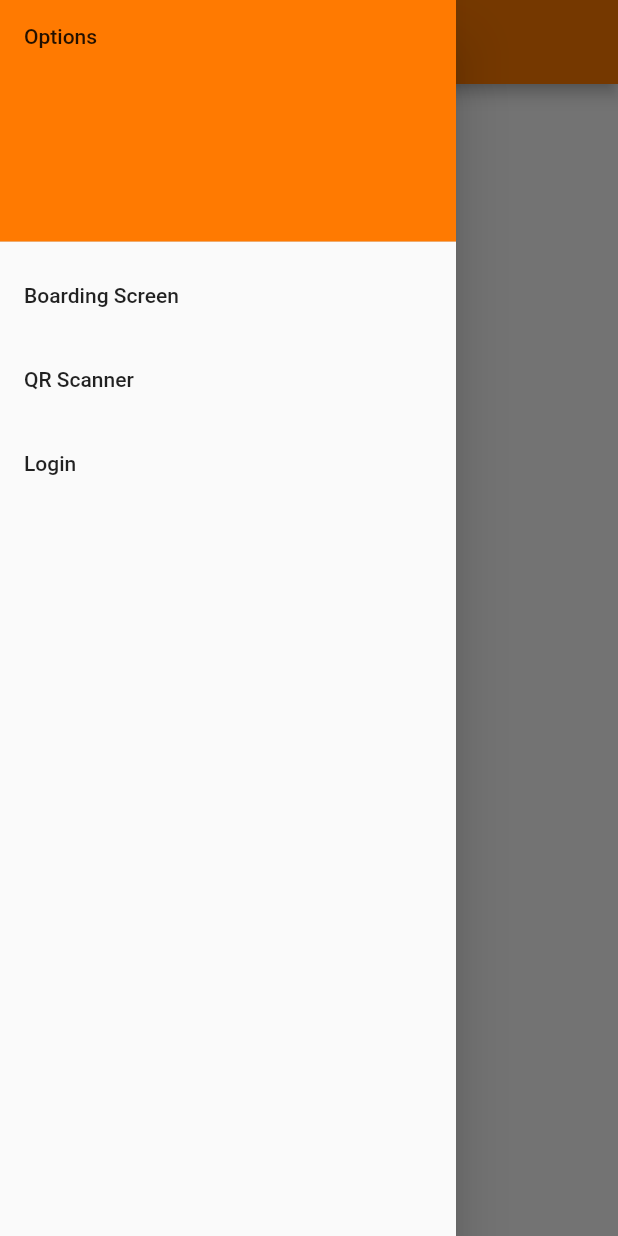
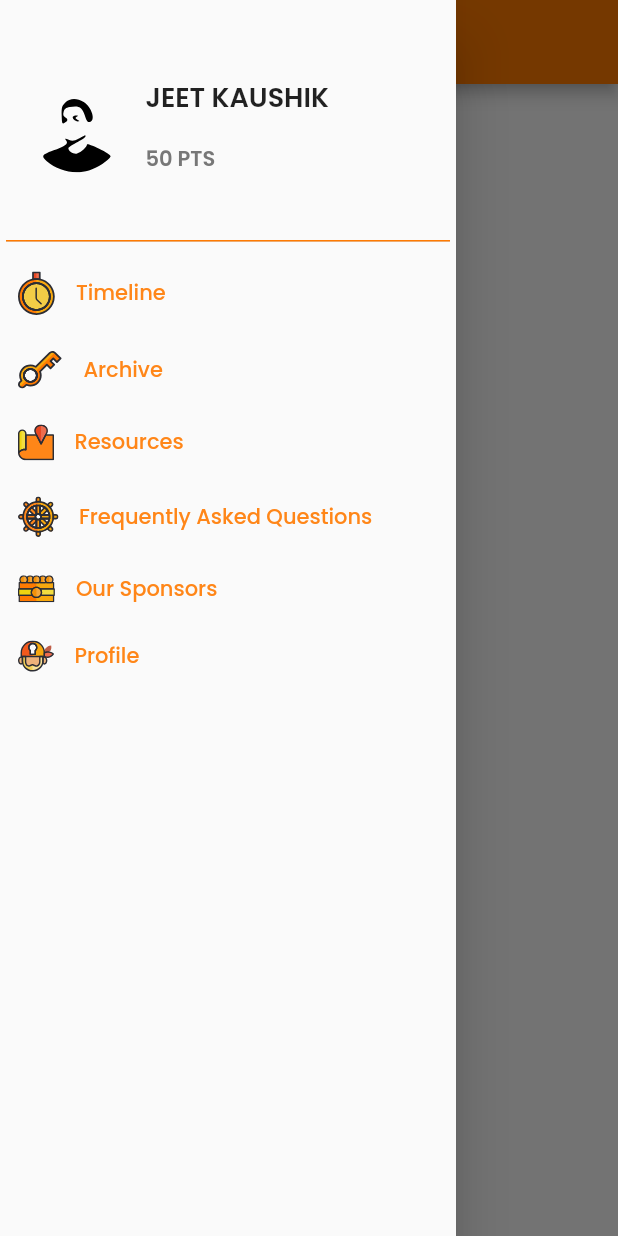
Before and after one commit to ACM-VIT/Cryptic-Hunt-App-23, a Flutter app: the screen it shows after launch, with the side drawer open, on a phone screen of 412 x 824 dp. Run offline on Flutter 3.47's test engine with Material 2 defaults, Android fonts, the phone set to English and light mode, and no system bars; our stand-ins replace dio, flutter_svg, percent_indicator, shared_preferences, smooth_page_indicator; missing offline and left inert: qr_code_scanner.

Commit message:
Refactor UI: Changed Hamburger menu Refactor: Changed import statements to relative import statements Add: Added assets files for Hamburger menu

```diff
--- a/lib/screens/hamburger.dart
+++ b/lib/screens/hamburger.dart
@@ -1,9 +1,6 @@
-import 'package:cryptic_hunt/screens/login.dart';
-import 'package:cryptic_hunt/services/qr_scanner.dart';
 import 'package:flutter/material.dart';
+import 'package:flutter_svg/flutter_svg.dart';
 import 'package:shared_preferences/shared_preferences.dart';
-
-import 'onBoarding.dart';
 
 class Hamburger extends StatelessWidget {
   static String id = "Hamburger";
@@ -31,38 +28,162 @@ class HamburgerPage extends StatelessWidget {
           // Important: Remove any padding from the ListView.
           padding: EdgeInsets.zero,
           children: [
-            const DrawerHeader(
-              decoration: BoxDecoration(
-                color: const Color(0xffff7a01),
+            Padding(
+              padding: const EdgeInsets.fromLTRB(4.0, 0, 4.0, 0),
+              child: DrawerHeader(
+                decoration: const BoxDecoration(
+                  border: Border(
+                      bottom: BorderSide(color: Color(0xFFFF7A01), width: 1)),
+                ),
+                child: Row(
+                  children: [
+                    SvgPicture.asset('assets/HamBurger/profilepic.svg'),
+                    const SizedBox(
+                      width: 15,
+                      height: 0,
+                    ),
+                    Column(
+                      mainAxisAlignment: MainAxisAlignment.center,
+                      crossAxisAlignment: CrossAxisAlignment.start,
+                      children: const [
+                        Text(
+                          'JEET KAUSHIK',
+                          style: TextStyle(
+                              fontFamily: 'Poppins',
+                              fontWeight: FontWeight.w600,
+                              fontSize: 18),
+                        ),
+                        SizedBox(
+                          height: 17,
+                          width: 1,
+                        ),
+                        Text(
+                          "50 PTS",
+                          style: TextStyle(
+                              fontFamily: 'Poppins',
+                              fontWeight: FontWeight.w600,
+                              fontSize: 14,
+                              color: Color(0xFF777777)),
+                        )
+                      ],
+                    )
+                  ],
+                ),
               ),
-              child: Text('Options'),
             ),
-            ListTile(
-              title: const Text('Boarding Screen'),
-              onTap: () {
-                Navigator.push(
-                  context,
-                  MaterialPageRoute(builder: (context) => const OnBoarding()),
-                );
-              },
+            Container(
+              margin: const EdgeInsets.all(12),
+              child: Row(
+                mainAxisAlignment: MainAxisAlignment.start,
+                crossAxisAlignment: CrossAxisAlignment.center,
+                children: [
+                  SvgPicture.asset('assets/HamBurger/timeline.svg'),
+                  const Padding(padding: EdgeInsets.fromLTRB(13.59, 0, 0, 0)),
+                  const Text(
+                    "Timeline",
+                    style: TextStyle(
+                        color: Color(0xffFF8618),
+                        fontFamily: 'Poppins',
+                        fontWeight: FontWeight.w500,
+                        fontSize: 14),
+                  )
+                ],
+              ),
             ),
-            ListTile(
-              title: const Text('QR Scanner'),
-              onTap: () {
-                Navigator.push(
-                  context,
-                  MaterialPageRoute(builder: (context) => const QrScanner()),
-                );
-              },
+            Container(
+              margin: const EdgeInsets.all(12),
+              child: Row(
+                mainAxisAlignment: MainAxisAlignment.start,
+                crossAxisAlignment: CrossAxisAlignment.center,
+                children: [
+                  SvgPicture.asset('assets/HamBurger/archive.svg'),
+                  const Padding(padding: EdgeInsets.fromLTRB(13.59, 0, 0, 0)),
+                  const Text(
+                    "Archive",
+                    style: TextStyle(
+                        color: Color(0xffFF8618),
+                        fontFamily: 'Poppins',
+                        fontWeight: FontWeight.w500,
+                        fontSize: 14),
+                  )
+                ],
+              ),
             ),
-            ListTile(
-              title: const Text('Login'),
-              onTap: () {
-                Navigator.push(
-                  context,
-                  MaterialPageRoute(builder: (context) => const Login()),
-                );
-              },
+            Container(
+              margin: const EdgeInsets.all(12),
+              child: Row(
+                mainAxisAlignment: MainAxisAlignment.start,
+                crossAxisAlignment: CrossAxisAlignment.center,
+                children: [
+                  SvgPicture.asset('assets/HamBurger/resources.svg'),
+                  const Padding(padding: EdgeInsets.fromLTRB(13.59, 0, 0, 0)),
+                  const Text(
+                    "Resources",
+                    style: TextStyle(
+                        color: Color(0xffFF8618),
+                        fontFamily: 'Poppins',
+                        fontWeight: FontWeight.w500,
+                        fontSize: 14),
+                  )
+                ],
+              ),
+            ),
+            Container(
+              margin: const EdgeInsets.all(12),
+              child: Row(
+                mainAxisAlignment: MainAxisAlignment.start,
+                crossAxisAlignment: CrossAxisAlignment.center,
+                children: [
+                  SvgPicture.asset('assets/HamBurger/faq.svg'),
+                  const Padding(padding: EdgeInsets.fromLTRB(13.59, 0, 0, 0)),
+                  const Text(
+                    "Frequently Asked Questions",
+                    style: TextStyle(
+                        color: Color(0xffFF8618),
+                        fontFamily: 'Poppins',
+                        fontWeight: FontWeight.w500,
+                        fontSize: 14),
+                  )
+                ],
+              ),
+            ),
+            Container(
+              margin: const EdgeInsets.all(12),
+              child: Row(
+                mainAxisAlignment: MainAxisAlignment.start,
+                crossAxisAlignment: CrossAxisAlignment.center,
+                children: [
+                  SvgPicture.asset('assets/HamBurger/sponsors.svg'),
+                  const Padding(padding: EdgeInsets.fromLTRB(13.59, 0, 0, 0)),
+                  const Text(
+                    "Our Sponsors",
+                    style: TextStyle(
+                        color: Color(0xffFF8618),
+                        fontFamily: 'Poppins',
+                        fontWeight: FontWeight.w500,
+                        fontSize: 14),
+                  )
+                ],
+              ),
+            ),
+            Container(
+              margin: const EdgeInsets.all(12),
+              child: Row(
+                mainAxisAlignment: MainAxisAlignment.start,
+                crossAxisAlignment: CrossAxisAlignment.center,
+                children: [
+                  SvgPicture.asset('assets/HamBurger/profile.svg'),
+                  const Padding(padding: EdgeInsets.fromLTRB(13.59, 0, 0, 0)),
+                  const Text(
+                    "Profile",
+                    style: TextStyle(
+                        color: Color(0xffFF8618),
+                        fontFamily: 'Poppins',
+                        fontWeight: FontWeight.w500,
+                        fontSize: 14),
+                  )
+                ],
+              ),
             ),
           ],
         ),
--- a/lib/screens/loading.dart
+++ b/lib/screens/loading.dart
@@ -1,4 +1,4 @@
-import 'package:cryptic_hunt/Providers/LoadingScreen/HomeScreenLoadingPercentage.dart';
+import '../Providers/LoadingScreen/HomeScreenLoadingPercentage.dart';
 // ignore: unused_import
 import 'package:flutter/material.dart';
 import 'package:flutter_svg/flutter_svg.dart';
--- a/lib/screens/onBoarding.dart
+++ b/lib/screens/onBoarding.dart
@@ -1,4 +1,4 @@
-import 'package:cryptic_hunt/screens/Loading.dart';
+import 'Loading.dart';
 import 'package:flutter/material.dart';
 import 'package:flutter_svg/svg.dart';
 import 'package:smooth_page_indicator/smooth_page_indicator.dart';
--- a/lib/screens/splashScreen.dart
+++ b/lib/screens/splashScreen.dart
@@ -1,4 +1,4 @@
-import 'package:cryptic_hunt/screens/Loading.dart';
+import 'Loading.dart';
 import 'package:flutter/material.dart';
 import 'package:shared_preferences/shared_preferences.dart';
 
```
Also changed, not shown: pubspec.yaml (+7 -0 lines), assets/HamBurger/archive.svg (added), assets/HamBurger/faq.svg (added), assets/HamBurger/profile.svg (added), assets/HamBurger/profilepic.svg (added), assets/HamBurger/resources.svg (added), assets/HamBurger/sponsors.svg (added), assets/HamBurger/timeline.svg (added), assets/Owl-7.svg.
